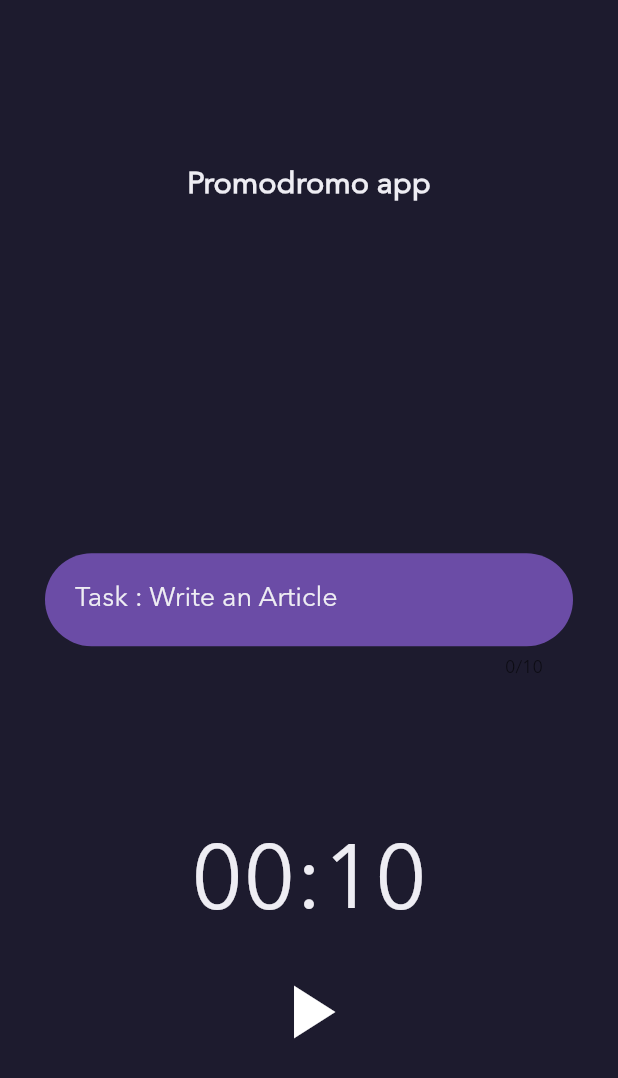
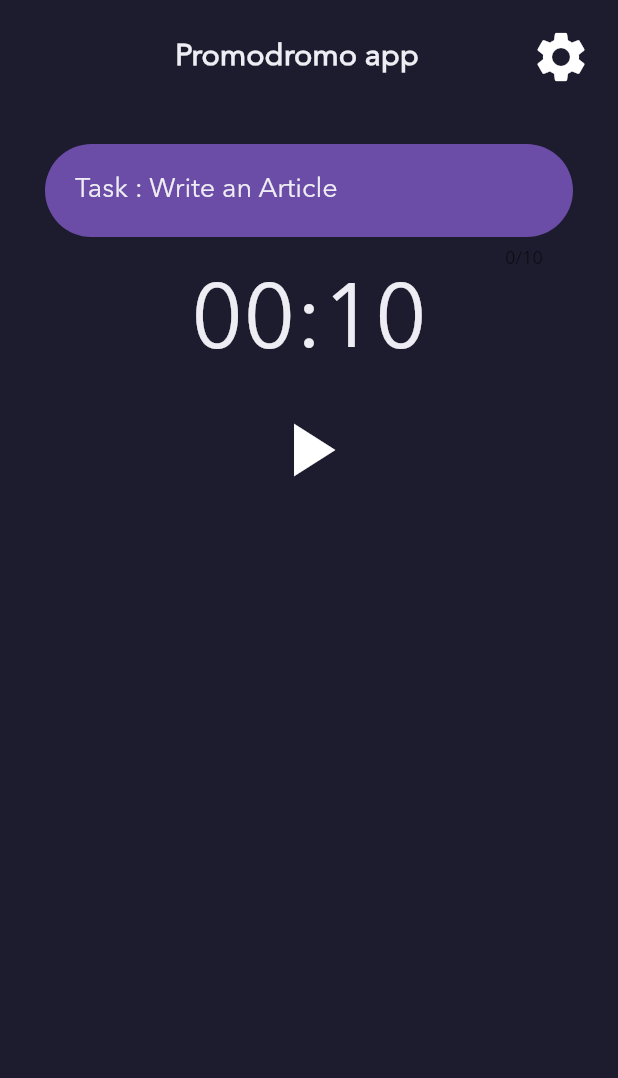
Before and after one commit to ayyyushhhhh/promodromo-timer, a Flutter app: the screen it shows after launch, on a phone screen of 412 x 824 dp. Shown: the top 1078 px of the screen. Run offline on Flutter 3.47's test engine with Material 2 defaults, Android fonts, the phone set to English and light mode, and no system bars.

Commit message:
session model added

```diff
--- a/lib/main.dart
+++ b/lib/main.dart
@@ -24,7 +24,7 @@ class MyApp extends StatelessWidget {
             create: (context) => TimerModel(),
           ),
           ChangeNotifierProvider(
-            create: (context) => SessionModel(),
+            create: (context) => SessionStats(),
           ),
         ],
         child: const HomeScreen(),
--- a/lib/models/promodromo/timer_model.dart
+++ b/lib/models/promodromo/timer_model.dart
@@ -7,6 +7,7 @@ enum SessionType { workTime, breakTime }
 class TimerModel extends ChangeNotifier {
   Duration _duration = const Duration(seconds: 10);
   Timer? timer;
+  SessionType _sessionType = SessionType.workTime;
 
   void startTimer() {
     timer = Timer.periodic(
@@ -27,14 +28,48 @@ class TimerModel extends ChangeNotifier {
     return _duration;
   }
 
+  void startSession() {
+    _duration = const Duration(seconds: 10);
+    _sessionType = SessionType.workTime;
+  }
+
+  void skipSession() {
+    if (timer != null && timer!.isActive) {
+      _duration = const Duration(seconds: 10);
+      _sessionType = SessionType.workTime;
+      stopTimer();
+      notifyListeners();
+    } else if (timer != null && !timer!.isActive) {
+      _duration = const Duration(seconds: 10);
+      _sessionType = SessionType.workTime;
+      stopTimer();
+      notifyListeners();
+    }
+  }
+
   void startBreak() {
-    _duration = const Duration(minutes: 5);
-    notifyListeners();
+    _duration = const Duration(seconds: 5);
+    _sessionType = SessionType.breakTime;
+  }
+
+  SessionType get sessionType {
+    return _sessionType;
+  }
+
+  bool isBreakComplete() {
+    if (timer != null) {
+      if (timer!.isActive &&
+          _duration.inSeconds <= 0 &&
+          _sessionType == SessionType.breakTime) {
+        stopTimer();
+        return true;
+      }
+    }
+    return false;
   }
 
   bool isTimerActive() {
     if (timer != null) {
-      notifyListeners();
       return timer!.isActive;
     }
     return false;
@@ -42,7 +77,9 @@ class TimerModel extends ChangeNotifier {
 
   bool sessionComplete() {
     if (timer != null) {
-      if (timer!.isActive && _duration.inSeconds <= 0) {
+      if (timer!.isActive &&
+          _duration.inSeconds <= 0 &&
+          _sessionType == SessionType.workTime) {
         stopTimer();
         return true;
       }
@@ -52,6 +89,5 @@ class TimerModel extends ChangeNotifier {
 
   void stopTimer() {
     timer?.cancel();
-    notifyListeners();
   }
 }
--- a/lib/models/session_model.dart
+++ b/lib/models/session_model.dart
@@ -1,10 +1,10 @@
 import 'package:flutter/material.dart';
 
-class SessionModel extends ChangeNotifier {
-  final int _numSessions = 0;
+class SessionStats extends ChangeNotifier {
+  int _numSessions = 0;
 
-  int increaseNumSessions() {
-    return _numSessions + 1;
+  void updateSession() {
+    _numSessions = _numSessions + 1;
   }
 
   int get getNumSessions => _numSessions;
--- a/lib/screens/home_screen.dart
+++ b/lib/screens/home_screen.dart
@@ -1,5 +1,6 @@
 import 'package:flutter/material.dart';
 import 'package:promodromo/models/promodromo/timer_model.dart';
+import 'package:promodromo/models/session_model.dart';
 import 'package:promodromo/utils/app_colors.dart';
 import 'package:provider/provider.dart';
 
@@ -16,15 +17,22 @@ class HomeScreen extends StatelessWidget {
 
   @override
   Widget build(BuildContext context) {
+    final session = Provider.of<SessionStats>(context, listen: false);
     return SafeArea(
       child: Scaffold(
         body: Container(
           padding: const EdgeInsets.all(10),
           child: Column(
-            mainAxisAlignment: MainAxisAlignment.spaceEvenly,
+            mainAxisAlignment: MainAxisAlignment.start,
             crossAxisAlignment: CrossAxisAlignment.center,
             // ignore: prefer_const_literals_to_create_immutables
             children: [
+              Row(
+                mainAxisAlignment: MainAxisAlignment.spaceBetween,
+                children: [
+                  const SizedBox(
+                    width: 40,
+                  ),
                   Text(
                     'Promodromo app',
                     style: TextStyle(
@@ -32,6 +40,14 @@ class HomeScreen extends StatelessWidget {
                       fontWeight: FontWeight.bold,
                       color: textColor,
                     ),
+                  ),
+                  IconButton(
+                    iconSize: 40,
+                    color: Colors.white,
+                    onPressed: () {},
+                    icon: const Icon(Icons.settings),
+                  ),
+                ],
               ),
               const SizedBox(height: 30),
               Container(
@@ -65,6 +81,9 @@ class HomeScreen extends StatelessWidget {
                   builder: (context, timerModel, child) {
                     if (timerModel.sessionComplete() == true) {
                       timerModel.startBreak();
+                      session.updateSession();
+                    } else if (timerModel.isBreakComplete() == true) {
+                      timerModel.startSession();
                     }
                     return Column(
                       children: [
@@ -73,6 +92,7 @@ class HomeScreen extends StatelessWidget {
                           style: TextStyle(fontSize: 60, color: textColor),
                         ),
                         const SizedBox(height: 10),
+                        if (timerModel.sessionType == SessionType.workTime)
                           IconButton(
                             iconSize: 60,
                             color: Colors.white,
@@ -87,10 +107,44 @@ class HomeScreen extends StatelessWidget {
                                 ? const Icon(Icons.pause)
                                 : const Icon(Icons.play_arrow),
                           ),
+                        if (timerModel.sessionType == SessionType.breakTime)
+                          Row(
+                            mainAxisAlignment: MainAxisAlignment.center,
+                            children: [
+                              IconButton(
+                                iconSize: 60,
+                                color: Colors.white,
+                                onPressed: () {
+                                  if (timerModel.isTimerActive() == false) {
+                                    timerModel.startTimer();
+                                  } else {
+                                    timerModel.stopTimer();
+                                  }
+                                },
+                                icon: timerModel.isTimerActive()
+                                    ? const Icon(Icons.pause)
+                                    : const Icon(Icons.play_arrow),
+                              ),
+                              const SizedBox(
+                                width: 20,
+                              ),
+                              IconButton(
+                                iconSize: 60,
+                                color: Colors.white,
+                                onPressed: () {
+                                  timerModel.skipSession();
+                                },
+                                icon: const Icon(Icons.arrow_forward_ios),
+                              ),
+                            ],
+                          )
                       ],
                     );
                   },
                 ),
+              ),
+              const SizedBox(
+                height: 30,
               ),
             ],
           ),
```
Also changed, not shown: lib/models/session_details.dart (added, +22 -0 lines). Lines whose indentation alone changed are shown as unchanged.
